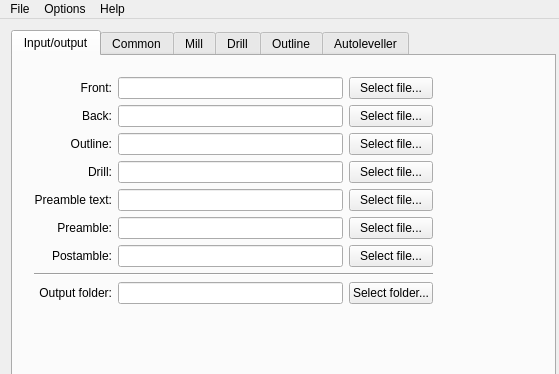
Above: mainwindow.ui from ownedcore/pcb2gcodeGUI before the change; both pictures show x 0 to 559 and y 0 to 374 of the 907 by 709 pixel window. Below: the same form after it.
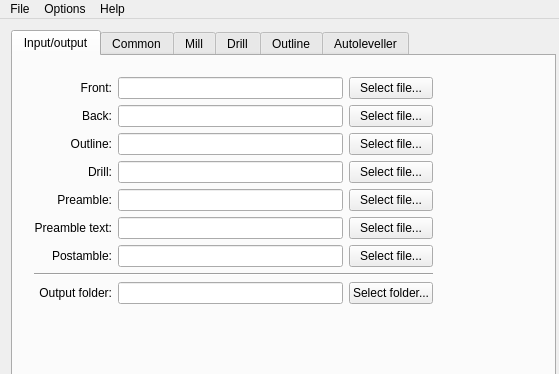
That is the form after the change. The open tabs and pages were chosen to show the change.

Commit message: Adds checkbox for "preserve-thermal-relief" option at end of milling tab

Patch:
```diff
--- a/mainwindow.ui
+++ b/mainwindow.ui
@@ -78,14 +78,14 @@
            </rect>
           </property>
           <layout class="QGridLayout" name="inputFilesGridLayout">
-           <item row="4" column="1">
+           <item row="5" column="1">
             <widget class="QLineEdit" name="preambletextLineEdit">
              <property name="toolTip">
               <string>&lt;html&gt;&lt;head/&gt;&lt;body&gt;&lt;p&gt;Gcode text preamble file, inserted at the very beginning (before the preamble) as a comment. All the rounded parenthesis will be converted to angled parenthesis (due to gcode's comments limitations). You can use this to include the license header at the top of the gcode output files&lt;/p&gt;&lt;/body&gt;&lt;/html&gt;</string>
              </property>
             </widget>
            </item>
-           <item row="4" column="2">
+           <item row="5" column="2">
             <widget class="QPushButton" name="preambletextPushButton">
              <property name="toolTip">
               <string>&lt;html&gt;&lt;head/&gt;&lt;body&gt;&lt;p&gt;Gcode text preamble file, inserted at the very beginning (before the preamble) as a comment. All the rounded parenthesis will be converted to angled parenthesis (due to gcode's comments limitations). You can use this to include the license header at the top of the gcode output files&lt;/p&gt;&lt;/body&gt;&lt;/html&gt;</string>
@@ -139,7 +139,7 @@
              </property>
             </widget>
            </item>
-           <item row="5" column="2">
+           <item row="4" column="2">
             <widget class="QPushButton" name="preamblePushButton">
              <property name="toolTip">
               <string>&lt;html&gt;&lt;head/&gt;&lt;body&gt;&lt;p&gt;Gcode preamble file, inserted at the very beginning&lt;/p&gt;&lt;/body&gt;&lt;/html&gt;</string>
@@ -233,7 +233,7 @@
              </property>
             </widget>
            </item>
-           <item row="5" column="0">
+           <item row="4" column="0">
             <widget class="QLabel" name="preambleLabel">
              <property name="toolTip">
               <string>&lt;html&gt;&lt;head/&gt;&lt;body&gt;&lt;p&gt;Gcode preamble file, inserted at the very beginning&lt;/p&gt;&lt;/body&gt;&lt;/html&gt;</string>
@@ -249,7 +249,7 @@
              </property>
             </widget>
            </item>
-           <item row="5" column="1">
+           <item row="4" column="1">
             <widget class="QLineEdit" name="preambleLineEdit">
              <property name="toolTip">
               <string>&lt;html&gt;&lt;head/&gt;&lt;body&gt;&lt;p&gt;Gcode preamble file, inserted at the very beginning&lt;/p&gt;&lt;/body&gt;&lt;/html&gt;</string>
@@ -296,7 +296,7 @@
              </property>
             </widget>
            </item>
-           <item row="4" column="0">
+           <item row="5" column="0">
             <widget class="QLabel" name="preambletextLabel">
              <property name="toolTip">
               <string>&lt;html&gt;&lt;head/&gt;&lt;body&gt;&lt;p&gt;Gcode text preamble file, inserted at the very beginning (before the preamble) as a comment. All the rounded parenthesis will be converted to angled parenthesis (due to gcode's comments limitations). You can use this to include the license header at the top of the gcode output files&lt;/p&gt;&lt;/body&gt;&lt;/html&gt;</string>
```
Left out of the diff: 15 changed lines with no effect on the pictures.
